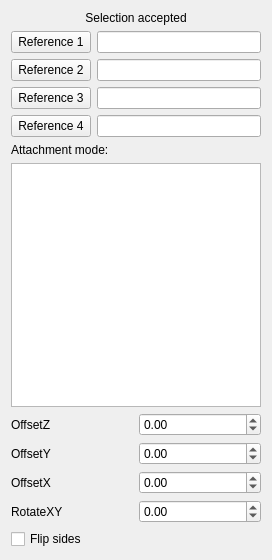
Old version of the form src/Mod/PartDesign/Gui/TaskDatumParameters.ui in the repository berndhahnebach/All_FreeCAD.
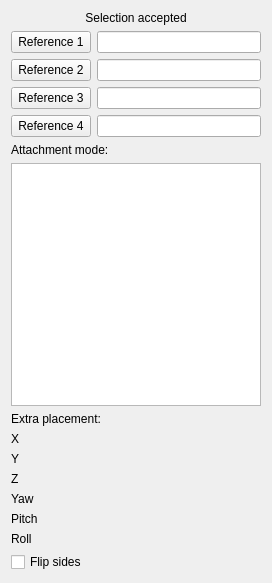
New version of the form. Custom widgets are drawn as their Qt base class.

Commit message:
Attacher: add superPlacement to UI
Expose superPlacement as X,Y,Z,yaw,pitch,roll quantity boxes. With partial expression support.

```diff
--- a/src/Mod/PartDesign/Gui/TaskDatumParameters.ui
+++ b/src/Mod/PartDesign/Gui/TaskDatumParameters.ui
@@ -7,7 +7,7 @@
     <x>0</x>
     <y>0</y>
     <width>272</width>
-    <height>560</height>
+    <height>583</height>
    </rect>
   </property>
   <property name="windowTitle">
@@ -109,28 +109,38 @@
      </property>
     </widget>
    </item>
+   <item>
+    <widget class="QLabel" name="label_superplacement">
+     <property name="toolTip">
+      <string>Mirror of superPlacement property. Extra placement is expressed in local space of object being attached.</string>
+     </property>
+     <property name="text">
+      <string>Extra placement:</string>
+     </property>
+    </widget>
+   </item>
    <item>
     <layout class="QHBoxLayout" name="horizontalLayout_4">
      <item>
       <widget class="QLabel" name="labelOffset">
+       <property name="sizePolicy">
+        <sizepolicy hsizetype="Minimum" vsizetype="Preferred">
+         <horstretch>0</horstretch>
+         <verstretch>0</verstretch>
+        </sizepolicy>
+       </property>
        <property name="text">
-        <string>OffsetZ</string>
+        <string>X</string>
        </property>
       </widget>
      </item>
      <item>
-      <widget class="QDoubleSpinBox" name="spinOffset">
-       <property name="minimum">
-        <double>-999999999.000000000000000</double>
-       </property>
-       <property name="maximum">
-        <double>999999999.000000000000000</double>
-       </property>
-       <property name="singleStep">
-        <double>1.000000000000000</double>
-       </property>
-       <property name="value">
-        <double>0.000000000000000</double>
+      <widget class="Gui::PrefQuantitySpinBox" name="superplacementX" native="true">
+       <property name="sizePolicy">
+        <sizepolicy hsizetype="Expanding" vsizetype="Preferred">
+         <horstretch>0</horstretch>
+         <verstretch>0</verstretch>
+        </sizepolicy>
        </property>
       </widget>
      </item>
@@ -140,24 +150,24 @@
     <layout class="QHBoxLayout" name="horizontalLayout_9">
      <item>
       <widget class="QLabel" name="labelOffset2">
+       <property name="sizePolicy">
+        <sizepolicy hsizetype="Minimum" vsizetype="Preferred">
+         <horstretch>0</horstretch>
+         <verstretch>0</verstretch>
+        </sizepolicy>
+       </property>
        <property name="text">
-        <string>OffsetY</string>
+        <string>Y</string>
        </property>
       </widget>
      </item>
      <item>
-      <widget class="QDoubleSpinBox" name="spinOffset2">
-       <property name="minimum">
-        <double>-999999999.000000000000000</double>
-       </property>
-       <property name="maximum">
-        <double>999999999.000000000000000</double>
-       </property>
-       <property name="singleStep">
-        <double>1.000000000000000</double>
-       </property>
-       <property name="value">
-        <double>0.000000000000000</double>
+      <widget class="Gui::PrefQuantitySpinBox" name="superplacementY" native="true">
+       <property name="sizePolicy">
+        <sizepolicy hsizetype="Expanding" vsizetype="Preferred">
+         <horstretch>0</horstretch>
+         <verstretch>0</verstretch>
+        </sizepolicy>
        </property>
       </widget>
      </item>
@@ -167,23 +177,62 @@
     <layout class="QHBoxLayout" name="horizontalLayout_8">
      <item>
       <widget class="QLabel" name="labelOffset3">
+       <property name="sizePolicy">
+        <sizepolicy hsizetype="Minimum" vsizetype="Preferred">
+         <horstretch>0</horstretch>
+         <verstretch>0</verstretch>
+        </sizepolicy>
+       </property>
        <property name="text">
-        <string>OffsetX</string>
+        <string>Z</string>
        </property>
       </widget>
      </item>
      <item>
-      <widget class="QDoubleSpinBox" name="spinOffset3">
-       <property name="minimum">
-        <double>-999999999.000000000000000</double>
+      <widget class="Gui::PrefQuantitySpinBox" name="superplacementZ" native="true">
+       <property name="sizePolicy">
+        <sizepolicy hsizetype="Expanding" vsizetype="Preferred">
+         <horstretch>0</horstretch>
+         <verstretch>0</verstretch>
+        </sizepolicy>
        </property>
-       <property name="maximum">
-        <double>999999999.000000000000000</double>
+      </widget>
+     </item>
+    </layout>
+   </item>
+   <item>
+    <layout class="QHBoxLayout" name="horizontalLayout_2_yaw">
+     <item>
+      <widget class="QLabel" name="labelYaw">
+       <property name="sizePolicy">
+        <sizepolicy hsizetype="Minimum" vsizetype="Preferred">
+         <horstretch>0</horstretch>
+         <verstretch>0</verstretch>
+        </sizepolicy>
        </property>
-       <property name="singleStep">
-        <double>1.000000000000000</double>
+       <property name="text">
+        <string>Yaw</string>
        </property>
-       <property name="value">
+      </widget>
+     </item>
+     <item>
+      <widget class="Gui::QuantitySpinBox" name="superplacementYaw" native="true">
+       <property name="sizePolicy">
+        <sizepolicy hsizetype="Expanding" vsizetype="Preferred">
+         <horstretch>0</horstretch>
+         <verstretch>0</verstretch>
+        </sizepolicy>
+       </property>
+       <property name="unit" stdset="0">
+        <string notr="true">deg</string>
+       </property>
+       <property name="minimum" stdset="0">
+        <double>-360.000000000000000</double>
+       </property>
+       <property name="maximum" stdset="0">
+        <double>360.000000000000000</double>
+       </property>
+       <property name="value" stdset="0">
         <double>0.000000000000000</double>
        </property>
       </widget>
@@ -193,24 +242,75 @@
    <item>
     <layout class="QHBoxLayout" name="horizontalLayout_2">
      <item>
-      <widget class="QLabel" name="labelAngle">
+      <widget class="QLabel" name="labelPitch">
+       <property name="sizePolicy">
+        <sizepolicy hsizetype="Minimum" vsizetype="Preferred">
+         <horstretch>0</horstretch>
+         <verstretch>0</verstretch>
+        </sizepolicy>
+       </property>
        <property name="text">
-        <string>RotateXY</string>
+        <string>Pitch</string>
        </property>
       </widget>
      </item>
      <item>
-      <widget class="QDoubleSpinBox" name="spinAngle">
-       <property name="minimum">
+      <widget class="Gui::QuantitySpinBox" name="superplacementPitch" native="true">
+       <property name="sizePolicy">
+        <sizepolicy hsizetype="Expanding" vsizetype="Preferred">
+         <horstretch>0</horstretch>
+         <verstretch>0</verstretch>
+        </sizepolicy>
+       </property>
+       <property name="unit" stdset="0">
+        <string notr="true">deg</string>
+       </property>
+       <property name="minimum" stdset="0">
         <double>-360.000000000000000</double>
        </property>
-       <property name="maximum">
+       <property name="maximum" stdset="0">
         <double>360.000000000000000</double>
        </property>
-       <property name="singleStep">
-        <double>1.000000000000000</double>
+       <property name="value" stdset="0">
+        <double>0.000000000000000</double>
        </property>
-       <property name="value">
+      </widget>
+     </item>
+    </layout>
+   </item>
+   <item>
+    <layout class="QHBoxLayout" name="horizontalLayout_2_roll">
+     <item>
+      <widget class="QLabel" name="labelRoll">
+       <property name="sizePolicy">
+        <sizepolicy hsizetype="Minimum" vsizetype="Preferred">
+         <horstretch>0</horstretch>
+         <verstretch>0</verstretch>
+        </sizepolicy>
+       </property>
+       <property name="text">
+        <string>Roll</string>
+       </property>
+      </widget>
+     </item>
+     <item>
+      <widget class="Gui::QuantitySpinBox" name="superplacementRoll" native="true">
+       <property name="sizePolicy">
+        <sizepolicy hsizetype="Expanding" vsizetype="Preferred">
+         <horstretch>0</horstretch>
+         <verstretch>0</verstretch>
+        </sizepolicy>
+       </property>
+       <property name="unit" stdset="0">
+        <string notr="true">deg</string>
+       </property>
+       <property name="minimum" stdset="0">
+        <double>-360.000000000000000</double>
+       </property>
+       <property name="maximum" stdset="0">
+        <double>360.000000000000000</double>
+       </property>
+       <property name="value" stdset="0">
         <double>0.000000000000000</double>
        </property>
       </widget>
@@ -226,6 +326,18 @@
    </item>
   </layout>
  </widget>
+ <customwidgets>
+  <customwidget>
+   <class>Gui::QuantitySpinBox</class>
+   <extends>QWidget</extends>
+   <header location="global">Gui/QuantitySpinBox.h</header>
+  </customwidget>
+  <customwidget>
+   <class>Gui::PrefQuantitySpinBox</class>
+   <extends>QWidget</extends>
+   <header>Gui/PrefWidgets.h</header>
+  </customwidget>
+ </customwidgets>
  <resources/>
  <connections/>
 </ui>
```
Left out of the diff: 2 changed lines with no effect on the pictures. The commit also changes 2 other files.
